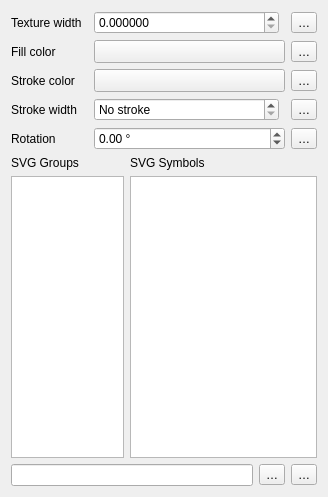
This is src/ui/symbollayer/widget_svgfill.ui in carsmie/QGIS as Qt 5 draws it before an edit. The edited form follows.
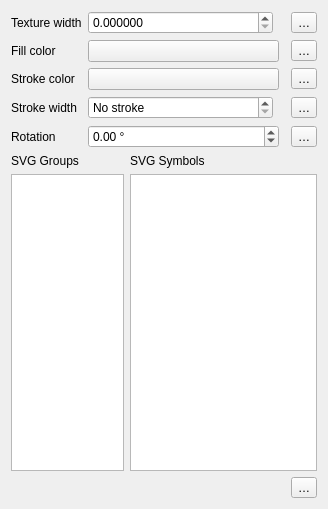
This is the edited form. Custom widgets are drawn as their Qt base class.

Patch:
```diff
--- a/src/ui/symbollayer/widget_svgfill.ui
+++ b/src/ui/symbollayer/widget_svgfill.ui
@@ -7,27 +7,104 @@
     <x>0</x>
     <y>0</y>
     <width>328</width>
-    <height>497</height>
+    <height>509</height>
    </rect>
   </property>
   <property name="windowTitle">
    <string>Form</string>
   </property>
   <layout class="QGridLayout" name="gridLayout">
-   <item row="10" column="0" colspan="3">
-    <layout class="QHBoxLayout" name="horizontalLayout">
+   <item row="3" column="3">
+    <widget class="QgsPropertyOverrideButton" name="mFilColorDDBtn">
+     <property name="text">
+      <string>…</string>
+     </property>
+    </widget>
+   </item>
+   <item row="0" column="1">
+    <layout class="QHBoxLayout" name="horizontalLayout_2">
      <item>
-      <widget class="QLineEdit" name="mSVGLineEdit"/>
+      <widget class="QgsDoubleSpinBox" name="mTextureWidthSpinBox">
+       <property name="sizePolicy">
+        <sizepolicy hsizetype="Minimum" vsizetype="Fixed">
+         <horstretch>1</horstretch>
+         <verstretch>0</verstretch>
+        </sizepolicy>
+       </property>
+       <property name="decimals">
+        <number>6</number>
+       </property>
+       <property name="maximum">
+        <double>999999999.999999046325684</double>
+       </property>
+       <property name="singleStep">
+        <double>0.200000000000000</double>
+       </property>
+       <property name="showClearButton" stdset="0">
+        <bool>false</bool>
+       </property>
+      </widget>
      </item>
      <item>
-      <widget class="QToolButton" name="mBrowseToolButton">
-       <property name="text">
-        <string>…</string>
+      <widget class="QgsUnitSelectionWidget" name="mTextureWidthUnitWidget" native="true">
+       <property name="focusPolicy">
+        <enum>Qt::StrongFocus</enum>
        </property>
       </widget>
      </item>
     </layout>
    </item>
+   <item row="8" column="3">
+    <widget class="QgsPropertyOverrideButton" name="mRotationDDBtn">
+     <property name="text">
+      <string>…</string>
+     </property>
+    </widget>
+   </item>
+   <item row="8" column="1">
+    <widget class="QgsDoubleSpinBox" name="mRotationSpinBox">
+     <property name="wrapping">
+      <bool>true</bool>
+     </property>
+     <property name="suffix">
+      <string> °</string>
+     </property>
+     <property name="minimum">
+      <double>-360.000000000000000</double>
+     </property>
+     <property name="maximum">
+      <double>360.000000000000000</double>
+     </property>
+     <property name="singleStep">
+      <double>0.500000000000000</double>
+     </property>
+    </widget>
+   </item>
+   <item row="3" column="1">
+    <widget class="QgsColorButton" name="mChangeColorButton">
+     <property name="sizePolicy">
+      <sizepolicy hsizetype="Expanding" vsizetype="Fixed">
+       <horstretch>0</horstretch>
+       <verstretch>0</verstretch>
+      </sizepolicy>
+     </property>
+     <property name="minimumSize">
+      <size>
+       <width>120</width>
+       <height>0</height>
+      </size>
+     </property>
+     <property name="maximumSize">
+      <size>
+       <width>16777215</width>
+       <height>16777215</height>
+      </size>
+     </property>
+     <property name="text">
+      <string/>
+     </property>
+    </widget>
+   </item>
    <item row="5" column="0">
     <widget class="QLabel" name="mStrokeColorLabel">
      <property name="sizePolicy">
@@ -41,7 +118,52 @@
      </property>
     </widget>
    </item>
-   <item row="6" column="2">
+   <item row="3" column="0">
+    <widget class="QLabel" name="label">
+     <property name="sizePolicy">
+      <sizepolicy hsizetype="Maximum" vsizetype="Preferred">
+       <horstretch>0</horstretch>
+       <verstretch>0</verstretch>
+      </sizepolicy>
+     </property>
+     <property name="text">
+      <string>Fill color</string>
+     </property>
+    </widget>
+   </item>
+   <item row="5" column="1">
+    <widget class="QgsColorButton" name="mChangeStrokeColorButton">
+     <property name="sizePolicy">
+      <sizepolicy hsizetype="Expanding" vsizetype="Fixed">
+       <horstretch>0</horstretch>
+       <verstretch>0</verstretch>
+      </sizepolicy>
+     </property>
+     <property name="minimumSize">
+      <size>
+       <width>120</width>
+       <height>0</height>
+      </size>
+     </property>
+     <property name="maximumSize">
+      <size>
+       <width>16777215</width>
+       <height>16777215</height>
+      </size>
+     </property>
+     <property name="text">
+      <string/>
+     </property>
+    </widget>
+   </item>
+   <item row="8" column="0">
+    <widget class="QLabel" name="mRotationLabel">
+     <property name="text">
+      <string>Rotation</string>
+     </property>
+    </widget>
+   </item>
+   <item row="6" column="1">
     <layout class="QHBoxLayout" name="horizontalLayout_4">
      <item>
       <widget class="QgsDoubleSpinBox" name="mStrokeWidthSpinBox">
@@ -84,40 +206,22 @@
      </property>
     </widget>
    </item>
-   <item row="3" column="2">
-    <widget class="QgsColorButton" name="mChangeColorButton">
-     <property name="sizePolicy">
-      <sizepolicy hsizetype="Expanding" vsizetype="Fixed">
-       <horstretch>0</horstretch>
-       <verstretch>0</verstretch>
-      </sizepolicy>
-     </property>
-     <property name="minimumSize">
-      <size>
-       <width>120</width>
-       <height>0</height>
-      </size>
-     </property>
-     <property name="maximumSize">
-      <size>
-       <width>16777215</width>
-       <height>16777215</height>
-      </size>
-     </property>
-     <property name="text">
-      <string/>
-     </property>
-    </widget>
-   </item>
-   <item row="5" column="3">
-    <widget class="QgsPropertyOverrideButton" name="mStrokeColorDDBtn">
+   <item row="0" column="3">
+    <widget class="QgsPropertyOverrideButton" name="mTextureWidthDDBtn">
      <property name="text">
       <string>…</string>
      </property>
     </widget>
    </item>
-   <item row="6" column="3">
-    <widget class="QgsPropertyOverrideButton" name="mStrokeWidthDDBtn">
+   <item row="0" column="0">
+    <widget class="QLabel" name="mTextureWidthLabel">
+     <property name="text">
+      <string>Texture width</string>
+     </property>
+    </widget>
+   </item>
+   <item row="10" column="3">
+    <widget class="QgsPropertyOverrideButton" name="mSVGDDBtn">
      <property name="text">
       <string>…</string>
      </property>
@@ -194,135 +298,24 @@
      </item>
     </layout>
    </item>
-   <item row="10" column="3">
-    <widget class="QgsPropertyOverrideButton" name="mSVGDDBtn">
+   <item row="6" column="3">
+    <widget class="QgsPropertyOverrideButton" name="mStrokeWidthDDBtn">
      <property name="text">
       <string>…</string>
      </property>
     </widget>
    </item>
-   <item row="3" column="3">
-    <widget class="QgsPropertyOverrideButton" name="mFilColorDDBtn">
+   <item row="5" column="3">
+    <widget class="QgsPropertyOverrideButton" name="mStrokeColorDDBtn">
      <property name="text">
       <string>…</string>
      </property>
     </widget>
    </item>
-   <item row="5" column="2">
-    <widget class="QgsColorButton" name="mChangeStrokeColorButton">
-     <property name="sizePolicy">
-      <sizepolicy hsizetype="Expanding" vsizetype="Fixed">
-       <horstretch>0</horstretch>
-       <verstretch>0</verstretch>
-      </sizepolicy>
-     </property>
-     <property name="minimumSize">
-      <size>
-       <width>120</width>
-       <height>0</height>
-      </size>
-     </property>
-     <property name="maximumSize">
-      <size>
-       <width>16777215</width>
-       <height>16777215</height>
-      </size>
-     </property>
-     <property name="text">
-      <string/>
-     </property>
-    </widget>
-   </item>
-   <item row="3" column="0">
-    <widget class="QLabel" name="label">
-     <property name="sizePolicy">
-      <sizepolicy hsizetype="Maximum" vsizetype="Preferred">
-       <horstretch>0</horstretch>
-       <verstretch>0</verstretch>
-      </sizepolicy>
-     </property>
-     <property name="text">
-      <string>Fill color</string>
-     </property>
-    </widget>
-   </item>
-   <item row="8" column="0">
-    <widget class="QLabel" name="mRotationLabel">
-     <property name="text">
-      <string>Rotation</string>
-     </property>
-    </widget>
-   </item>
-   <item row="8" column="2">
-    <widget class="QgsDoubleSpinBox" name="mRotationSpinBox">
-     <property name="wrapping">
-      <bool>true</bool>
-     </property>
-     <property name="suffix">
-      <string> °</string>
-     </property>
-     <property name="minimum">
-      <double>-360.000000000000000</double>
-     </property>
-     <property name="maximum">
-      <double>360.000000000000000</double>
-     </property>
-     <property name="singleStep">
-      <double>0.500000000000000</double>
-     </property>
-    </widget>
-   </item>
-   <item row="8" column="3">
-    <widget class="QgsPropertyOverrideButton" name="mRotationDDBtn">
-     <property name="text">
-      <string>…</string>
-     </property>
-    </widget>
-   </item>
-   <item row="0" column="0">
-    <widget class="QLabel" name="mTextureWidthLabel">
-     <property name="text">
-      <string>Texture width</string>
-     </property>
-    </widget>
-   </item>
-   <item row="0" column="2">
-    <layout class="QHBoxLayout" name="horizontalLayout_2">
-     <item>
-      <widget class="QgsDoubleSpinBox" name="mTextureWidthSpinBox">
-       <property name="sizePolicy">
-        <sizepolicy hsizetype="Minimum" vsizetype="Fixed">
-         <horstretch>1</horstretch>
-         <verstretch>0</verstretch>
-        </sizepolicy>
-       </property>
-       <property name="decimals">
-        <number>6</number>
-       </property>
-       <property name="maximum">
-        <double>999999999.999999046325684</double>
-       </property>
-       <property name="singleStep">
-        <double>0.200000000000000</double>
-       </property>
-       <property name="showClearButton" stdset="0">
-        <bool>false</bool>
-       </property>
-      </widget>
-     </item>
-     <item>
-      <widget class="QgsUnitSelectionWidget" name="mTextureWidthUnitWidget" native="true">
-       <property name="focusPolicy">
-        <enum>Qt::StrongFocus</enum>
-       </property>
-      </widget>
-     </item>
-    </layout>
-   </item>
-   <item row="0" column="3">
-    <widget class="QgsPropertyOverrideButton" name="mTextureWidthDDBtn">
-     <property name="text">
-      <string>…</string>
+   <item row="10" column="0" colspan="3">
+    <widget class="QgsSvgSourceLineEdit" name="mSvgSourceLineEdit" native="true">
+     <property name="focusPolicy">
+      <enum>Qt::StrongFocus</enum>
      </property>
     </widget>
    </item>
@@ -330,15 +323,21 @@
  </widget>
  <customwidgets>
   <customwidget>
-   <class>QgsPropertyOverrideButton</class>
-   <extends>QToolButton</extends>
-   <header>qgspropertyoverridebutton.h</header>
+   <class>QgsColorButton</class>
+   <extends>QPushButton</extends>
+   <header>qgscolorbutton.h</header>
+   <container>1</container>
   </customwidget>
   <customwidget>
    <class>QgsDoubleSpinBox</class>
    <extends>QDoubleSpinBox</extends>
    <header>qgsdoublespinbox.h</header>
   </customwidget>
+  <customwidget>
+   <class>QgsPropertyOverrideButton</class>
+   <extends>QToolButton</extends>
+   <header>qgspropertyoverridebutton.h</header>
+  </customwidget>
   <customwidget>
    <class>QgsUnitSelectionWidget</class>
    <extends>QWidget</extends>
@@ -346,9 +345,9 @@
    <container>1</container>
   </customwidget>
   <customwidget>
-   <class>QgsColorButton</class>
-   <extends>QToolButton</extends>
-   <header>qgscolorbutton.h</header>
+   <class>QgsSvgSourceLineEdit</class>
+   <extends>QWidget</extends>
+   <header>qgssvgsourcelineedit.h</header>
    <container>1</container>
   </customwidget>
  </customwidgets>
```
Left out of the diff: 3 changed lines with no effect on the pictures.
